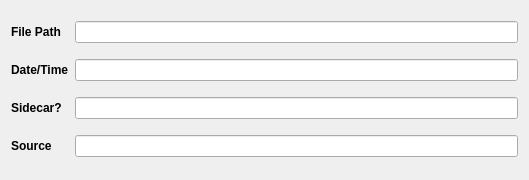
First picture: the form in src/ui/mediaFileViewer.ui, repository mundodisco8/EXIFPhotoRenamer, before the edit.
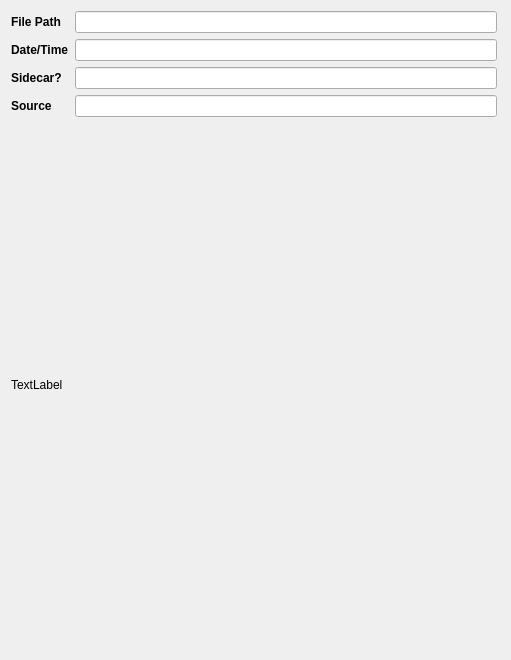
Second picture: the form after the edit.

Diff of the .ui file:
```diff
--- a/src/ui/mediaFileViewer.ui
+++ b/src/ui/mediaFileViewer.ui
@@ -6,12 +6,12 @@
    <rect>
     <x>0</x>
     <y>0</y>
-    <width>529</width>
-    <height>180</height>
+    <width>511</width>
+    <height>660</height>
    </rect>
   </property>
   <property name="sizePolicy">
-   <sizepolicy hsizetype="Expanding" vsizetype="Fixed">
+   <sizepolicy hsizetype="Expanding" vsizetype="Maximum">
     <horstretch>0</horstretch>
     <verstretch>0</verstretch>
    </sizepolicy>
@@ -19,7 +19,7 @@
   <property name="maximumSize">
    <size>
     <width>16777215</width>
-    <height>180</height>
+    <height>660</height>
    </size>
   </property>
   <property name="sizeIncrement">
@@ -31,11 +31,20 @@
   <property name="windowTitle">
    <string>MediaFileViewer</string>
   </property>
-  <layout class="QHBoxLayout" name="horizontalLayout">
+  <widget class="QWidget" name="">
+   <property name="geometry">
+    <rect>
+     <x>11</x>
+     <y>11</y>
+     <width>486</width>
+     <height>636</height>
+    </rect>
+   </property>
+   <layout class="QVBoxLayout" name="verticalLayout">
    <item>
-    <layout class="QGridLayout" name="gridLayout" columnstretch="0,1">
+     <layout class="QGridLayout" name="gridLayout">
      <property name="sizeConstraint">
-      <enum>QLayout::SizeConstraint::SetNoConstraint</enum>
+       <enum>QLayout::SizeConstraint::SetMinimumSize</enum>
      </property>
      <item row="0" column="0">
       <widget class="QLabel" name="filePathLbl">
@@ -181,7 +190,21 @@
      </item>
     </layout>
    </item>
-  </layout>
+    <item>
+     <widget class="QLabel" name="imageLbl">
+      <property name="minimumSize">
+       <size>
+        <width>0</width>
+        <height>500</height>
+       </size>
+      </property>
+      <property name="text">
+       <string>TextLabel</string>
+      </property>
+     </widget>
+    </item>
+   </layout>
+  </widget>
  </widget>
  <resources/>
  <connections/>
```
Lines whose indentation alone changed are shown as unchanged.
